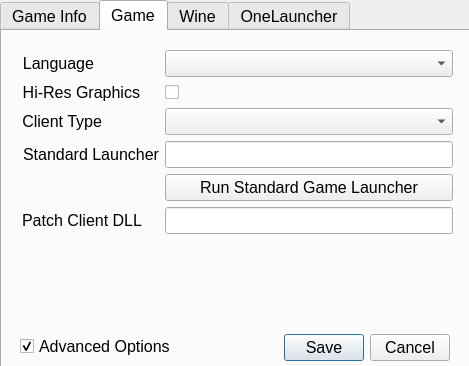
Qt form src/onelauncher/ui/settings.ui (JuneStepp/OneLauncher) before a commit.
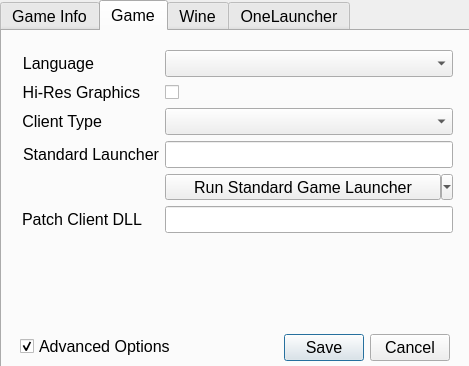
The same form after that commit. The open tabs and pages were chosen to show the change.

Commit message: feat: Add option to run standard game launcher with patching disabled

The edit to the form file:
```diff
--- a/src/onelauncher/ui/settings.ui
+++ b/src/onelauncher/ui/settings.ui
@@ -256,19 +256,6 @@
         </property>
        </widget>
       </item>
-      <item row="4" column="1">
-       <widget class="QPushButton" name="standardGameLauncherButton">
-        <property name="sizePolicy">
-         <sizepolicy hsizetype="Preferred" vsizetype="Fixed">
-          <horstretch>0</horstretch>
-          <verstretch>0</verstretch>
-         </sizepolicy>
-        </property>
-        <property name="text">
-         <string>Run Standard Game Launcher</string>
-        </property>
-       </widget>
-      </item>
       <item row="5" column="0">
        <widget class="QLabel" name="patchClientLabel">
         <property name="toolTip">
@@ -302,6 +289,22 @@
         </property>
        </widget>
       </item>
+      <item row="4" column="1">
+       <widget class="QToolButton" name="standardGameLauncherButton">
+        <property name="sizePolicy">
+         <sizepolicy hsizetype="Preferred" vsizetype="Fixed">
+          <horstretch>0</horstretch>
+          <verstretch>0</verstretch>
+         </sizepolicy>
+        </property>
+        <property name="text">
+         <string>Run Standard Game Launcher</string>
+        </property>
+        <property name="popupMode">
+         <enum>QToolButton::MenuButtonPopup</enum>
+        </property>
+       </widget>
+      </item>
      </layout>
     </widget>
    </widget>
```
Left out of the diff: 8 changed lines with no effect on the pictures. The commit also changes 2 other files.
